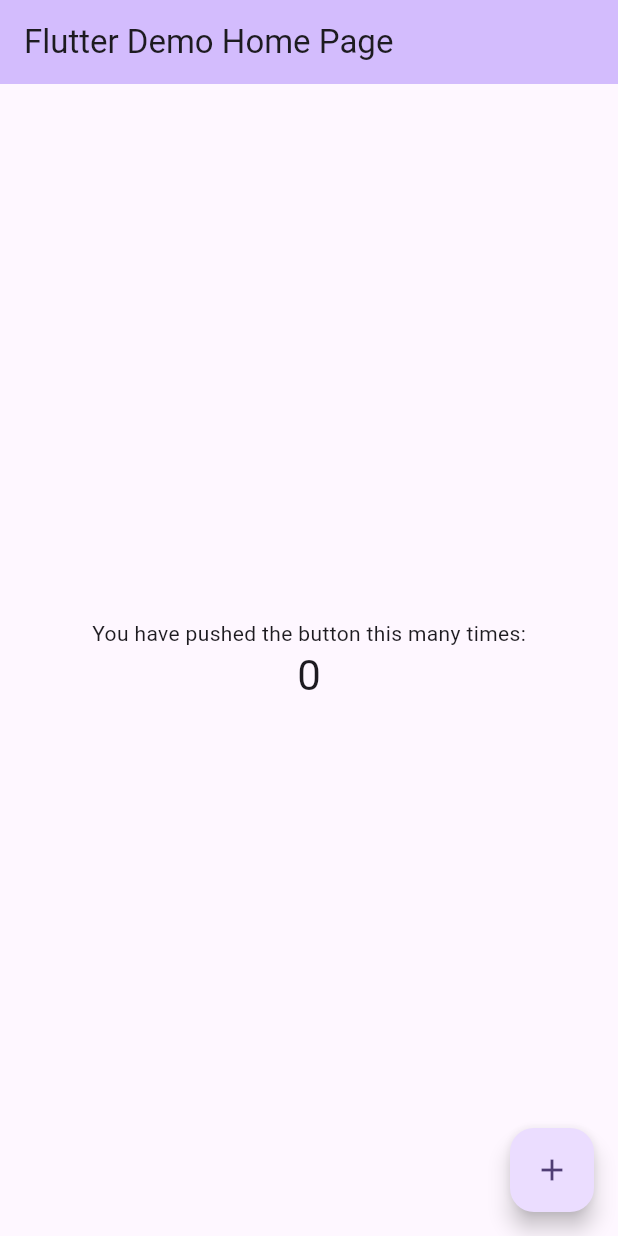
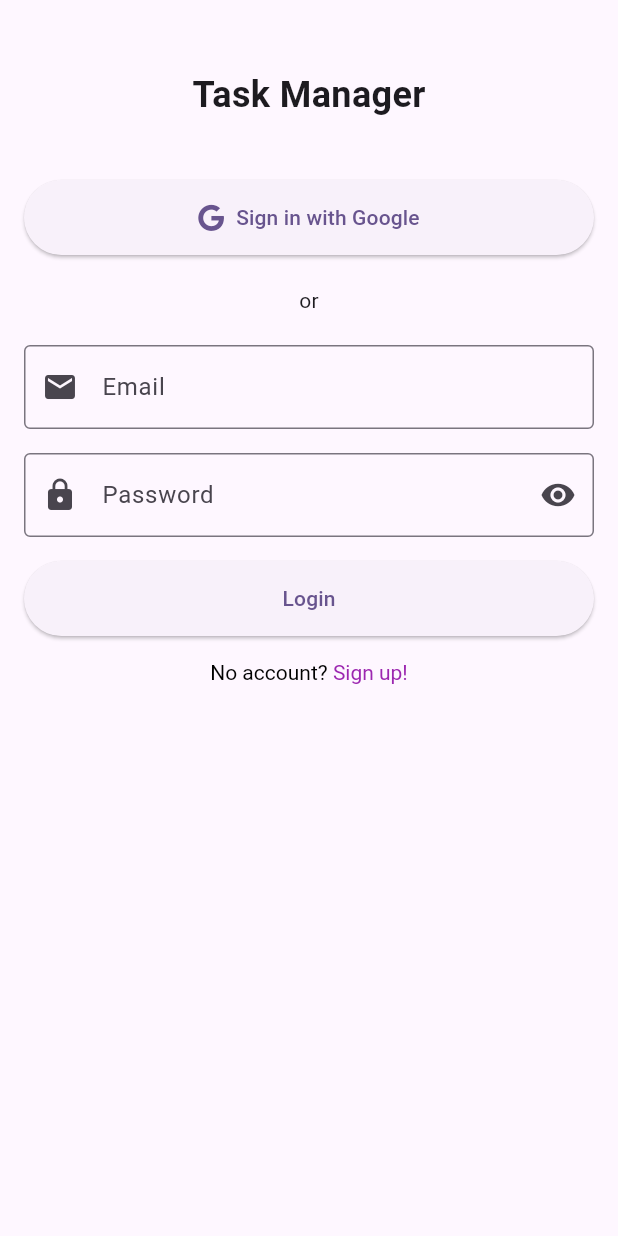
Before and after one commit to Lampat/task_manager, a Flutter app: the screen it shows after launch, on a phone screen of 412 x 824 dp. Run offline on Flutter 3.47's test engine with Material 3 defaults, Android fonts, the phone set to English and light mode, and no system bars; our stand-ins replace firebase_auth, firebase_core, flutter_riverpod, font_awesome_flutter, google_sign_in; accounts and stored records are empty.

```diff
--- /dev/null
+++ b/lib/globals.dart
@@ -0,0 +1,14 @@
+import 'package:flutter/material.dart';
+
+final GlobalKey<ScaffoldMessengerState> snackbarKey =
+    GlobalKey<ScaffoldMessengerState>();
+
+SnackBar globalSnackBar(String message) => SnackBar(
+      content: Text(message),
+      elevation: 10,
+      behavior: SnackBarBehavior.floating,
+    );
+
+
+// use the snackbar anywhere like this:
+// snackbarKey.currentState?.showSnackBar(globalSnackBar("...."));
--- a/lib/main.dart
+++ b/lib/main.dart
@@ -1,125 +1,33 @@
 import 'package:flutter/material.dart';
+import 'package:firebase_core/firebase_core.dart';
+import 'package:flutter_riverpod/flutter_riverpod.dart';
+import 'package:task_manager/firebase_options.dart';
+import 'package:task_manager/globals.dart';
+import 'package:task_manager/screens/splash_screen.dart';
 
-void main() {
-  runApp(const MyApp());
+void main() async {
+  WidgetsFlutterBinding.ensureInitialized();
+  // Initializing Firebase
+  await Firebase.initializeApp(
+    options: DefaultFirebaseOptions.currentPlatform,
+  );
+  // Wrap app with Riverpod
+  runApp(const ProviderScope(child: MyApp()));
 }
 
 class MyApp extends StatelessWidget {
   const MyApp({super.key});
 
-  // This widget is the root of your application.
   @override
   Widget build(BuildContext context) {
     return MaterialApp(
       title: 'Flutter Demo',
+      scaffoldMessengerKey: snackbarKey,
       theme: ThemeData(
-        // This is the theme of your application.
-        //
-        // TRY THIS: Try running your application with "flutter run". You'll see
-        // the application has a purple toolbar. Then, without quitting the app,
-        // try changing the seedColor in the colorScheme below to Colors.green
-        // and then invoke "hot reload" (save your changes or press the "hot
-        // reload" button in a Flutter-supported IDE, or press "r" if you used
-        // the command line to start the app).
-        //
-        // Notice that the counter didn't reset back to zero; the application
-        // state is not lost during the reload. To reset the state, use hot
-        // restart instead.
-        //
-        // This works for code too, not just values: Most code changes can be
-        // tested with just a hot reload.
         colorScheme: ColorScheme.fromSeed(seedColor: Colors.deepPurple),
         useMaterial3: true,
       ),
-      home: const MyHomePage(title: 'Flutter Demo Home Page'),
+      home: const SpalshScreen(),
     );
   }
 }
-
-class MyHomePage extends StatefulWidget {
-  const MyHomePage({super.key, required this.title});
-
-  // This widget is the home page of your application. It is stateful, meaning
-  // that it has a State object (defined below) that contains fields that affect
-  // how it looks.
-
-  // This class is the configuration for the state. It holds the values (in this
-  // case the title) provided by the parent (in this case the App widget) and
-  // used by the build method of the State. Fields in a Widget subclass are
-  // always marked "final".
-
-  final String title;
-
-  @override
-  State<MyHomePage> createState() => _MyHomePageState();
-}
-
-class _MyHomePageState extends State<MyHomePage> {
-  int _counter = 0;
-
-  void _incrementCounter() {
-    setState(() {
-      // This call to setState tells the Flutter framework that something has
-      // changed in this State, which causes it to rerun the build method below
-      // so that the display can reflect the updated values. If we changed
-      // _counter without calling setState(), then the build method would not be
-      // called again, and so nothing would appear to happen.
-      _counter++;
-    });
-  }
-
-  @override
-  Widget build(BuildContext context) {
-    // This method is rerun every time setState is called, for instance as done
-    // by the _incrementCounter method above.
-    //
-    // The Flutter framework has been optimized to make rerunning build methods
-    // fast, so that you can just rebuild anything that needs updating rather
-    // than having to individually change instances of widgets.
-    return Scaffold(
-      appBar: AppBar(
-        // TRY THIS: Try changing the color here to a specific color (to
-        // Colors.amber, perhaps?) and trigger a hot reload to see the AppBar
-        // change color while the other colors stay the same.
-        backgroundColor: Theme.of(context).colorScheme.inversePrimary,
-        // Here we take the value from the MyHomePage object that was created by
-        // the App.build method, and use it to set our appbar title.
-        title: Text(widget.title),
-      ),
-      body: Center(
-        // Center is a layout widget. It takes a single child and positions it
-        // in the middle of the parent.
-        child: Column(
-          // Column is also a layout widget. It takes a list of children and
-          // arranges them vertically. By default, it sizes itself to fit its
-          // children horizontally, and tries to be as tall as its parent.
-          //
-          // Column has various properties to control how it sizes itself and
-          // how it positions its children. Here we use mainAxisAlignment to
-          // center the children vertically; the main axis here is the vertical
-          // axis because Columns are vertical (the cross axis would be
-          // horizontal).
-          //
-          // TRY THIS: Invoke "debug painting" (choose the "Toggle Debug Paint"
-          // action in the IDE, or press "p" in the console), to see the
-          // wireframe for each widget.
-          mainAxisAlignment: MainAxisAlignment.center,
-          children: <Widget>[
-            const Text(
-              'You have pushed the button this many times:',
-            ),
-            Text(
-              '$_counter',
-              style: Theme.of(context).textTheme.headlineMedium,
-            ),
-          ],
-        ),
-      ),
-      floatingActionButton: FloatingActionButton(
-        onPressed: _incrementCounter,
-        tooltip: 'Increment',
-        child: const Icon(Icons.add),
-      ), // This trailing comma makes auto-formatting nicer for build methods.
-    );
-  }
-}
--- /dev/null
+++ b/lib/screens/auth_screen.dart
@@ -0,0 +1,186 @@
+import 'package:flutter/material.dart';
+import 'package:flutter_riverpod/flutter_riverpod.dart';
+import 'package:font_awesome_flutter/font_awesome_flutter.dart';
+import 'package:task_manager/globals.dart';
+import 'package:task_manager/providers/auth_provider.dart';
+
+class AuthScreen extends ConsumerStatefulWidget {
+  const AuthScreen({super.key});
+
+  @override
+  ConsumerState<AuthScreen> createState() => _AuthScreenState();
+}
+
+class _AuthScreenState extends ConsumerState<AuthScreen> {
+  final _formKey = GlobalKey<FormState>();
+  final TextEditingController _emailController = TextEditingController();
+  final TextEditingController _passwordController = TextEditingController();
+  final TextEditingController _passwordConfirmController =
+      TextEditingController();
+  bool _register = false;
+
+  Future<void> _submitSignInUpWithEmailAncPassword() async {
+    if (_formKey.currentState!.validate()) {
+      final email = _emailController.text.trim();
+      final password = _passwordController.text;
+
+      if (_register) {
+        await ref.read(authControllerProvider).register(email, password);
+      } else {
+        await ref.read(authControllerProvider).signIn(email, password);
+      }
+
+      snackbarKey.currentState
+          ?.showSnackBar(globalSnackBar("Authentication successfull"));
+    }
+  }
+
+  Future<void> _signInUpWithGoogle() async {
+    try {
+      await ref.read(authControllerProvider).signInWithGoogle();
+    } catch (e) {
+      snackbarKey.currentState?.showSnackBar(globalSnackBar(e.toString()));
+    }
+  }
+
+  @override
+  Widget build(BuildContext context) {
+    return Scaffold(
+      // appBar: AppBar(
+      //   title: const Text('Authentication'),
+      //   centerTitle: true,
+      // ),
+      body: SafeArea(
+        child: SingleChildScrollView(
+          child: Padding(
+            padding: const EdgeInsets.all(16.0),
+            child: Form(
+              key: _formKey,
+              child: Column(
+                mainAxisAlignment: MainAxisAlignment.spaceBetween,
+                children: [
+                  const SizedBox(height: 30),
+                  const Text(
+                    'Task Manager',
+                    style: TextStyle(
+                      fontSize: 24,
+                      fontWeight: FontWeight.bold,
+                    ),
+                  ),
+                  const SizedBox(height: 40),
+                  ElevatedButton(
+                    onPressed: _signInUpWithGoogle,
+                    style: ElevatedButton.styleFrom(
+                      minimumSize: const Size(double.infinity, 50),
+                    ),
+                    child: Row(
+                      mainAxisAlignment: MainAxisAlignment.center,
+                      children: [
+                        const Padding(
+                          padding: EdgeInsets.only(right: 8.0),
+                          child: FaIcon(FontAwesomeIcons.google),
+                        ),
+                        if (!_register) const Text('Sign in with Google'),
+                        if (_register) const Text('Sign up with Google'),
+                      ],
+                    ),
+                  ),
+                  const SizedBox(height: 20),
+                  const Text('or'),
+                  const SizedBox(height: 20),
+                  TextFormField(
+                    controller: _emailController,
+                    keyboardType: TextInputType.emailAddress,
+                    decoration: const InputDecoration(
+                      labelText: 'Email',
+                      border: OutlineInputBorder(),
+                      prefixIcon: Icon(Icons.email),
+                    ),
+                    validator: (value) {
+                      if (value == null || value.isEmpty) {
+                        return 'Please enter your email';
+                      }
+                      if (!RegExp(r'^[^@]+@[^@]+\.[^@]+').hasMatch(value)) {
+                        return 'Please enter a valid email';
+                      }
+                      return null;
+                    },
+                  ),
+                  const SizedBox(height: 16),
+                  TextFormField(
+                    controller: _passwordController,
+                    obscureText: true,
+                    decoration: const InputDecoration(
+                      labelText: 'Password',
+                      border: OutlineInputBorder(),
+                      prefixIcon: Icon(Icons.lock),
+                      suffixIcon: Icon(Icons.remove_red_eye),
+                    ),
+                    validator: (value) {
+                      if (value == null || value.isEmpty) {
+                        return 'Please enter your password';
+                      }
+                      if (value.length < 6) {
+                        return 'Password must be at least 6 characters';
+                      }
+                      return null;
+                    },
+                  ),
+                  const SizedBox(height: 16),
+                  if (_register)
+                    TextFormField(
+                      controller: _passwordConfirmController,
+                      obscureText: true,
+                      decoration: const InputDecoration(
+                        labelText: 'Confirm Password',
+                        border: OutlineInputBorder(),
+                        prefixIcon: Icon(Icons.lock),
+                        suffixIcon: Icon(Icons.remove_red_eye),
+                      ),
+                      validator: (value) {
+                        if (value != _passwordController.text) {
+                          return 'Password must be the same as above';
+                        }
+                        return null;
+                      },
+                    ),
+                  if (_register) const SizedBox(height: 20),
+                  ElevatedButton(
+                    onPressed: _submitSignInUpWithEmailAncPassword,
+                    style: ElevatedButton.styleFrom(
+                      minimumSize: const Size(double.infinity, 50),
+                    ),
+                    child: Text(_register ? 'Create Account' : 'Login'),
+                  ),
+                  TextButton(
+                    onPressed: () {
+                      setState(() {
+                        _register = !_register;
+                      });
+                    },
+                    child: RichText(
+                      text: TextSpan(
+                        children: [
+                          TextSpan(
+                            text: _register
+                                ? 'Already have an account? '
+                                : 'No account? ',
+                            style: const TextStyle(color: Colors.black),
+                          ),
+                          TextSpan(
+                            text: _register ? 'Sign in' : 'Sign up!',
+                            style: const TextStyle(color: Colors.purple),
+                          ),
+                        ],
+                      ),
+                    ),
+                  ),
+                ],
+              ),
+            ),
+          ),
+        ),
+      ),
+    );
+  }
+}
--- /dev/null
+++ b/lib/screens/splash_screen.dart
@@ -0,0 +1,35 @@
+import 'package:flutter/material.dart';
+import 'package:flutter_riverpod/flutter_riverpod.dart';
+import 'package:task_manager/screens/auth_screen.dart';
+import 'package:task_manager/screens/home_screen.dart';
+import '../providers/auth_provider.dart';
+
+class SpalshScreen extends ConsumerWidget {
+  const SpalshScreen({super.key});
+
+  @override
+  Widget build(BuildContext context, WidgetRef ref) {
+    final authState = ref.watch(authStateProvider);
+    return authState.when(
+      data: (user) {
+        if (user != null) {
+          // User is already singed in
+          return const HomeScreen();
+        } else {
+          // User is not signed in
+          return const AuthScreen();
+        }
+      },
+      error: (error, stack) {
+        return const Center(
+          child: Column(
+            children: [
+              Text('Something went wrong, please try again'),
+            ],
+          ),
+        );
+      },
+      loading: () => const Center(child: CircularProgressIndicator()),
+    );
+  }
+}
```
Also changed, not shown: lib/providers/auth_provider.dart (added, +61 -0 lines), lib/screens/home_screen.dart (added, +30 -0 lines), pubspec.yaml (+6 -3 lines), firebase.json (added), lib/firebase_options.dart (added), pubspec.lock, 18 other files.
